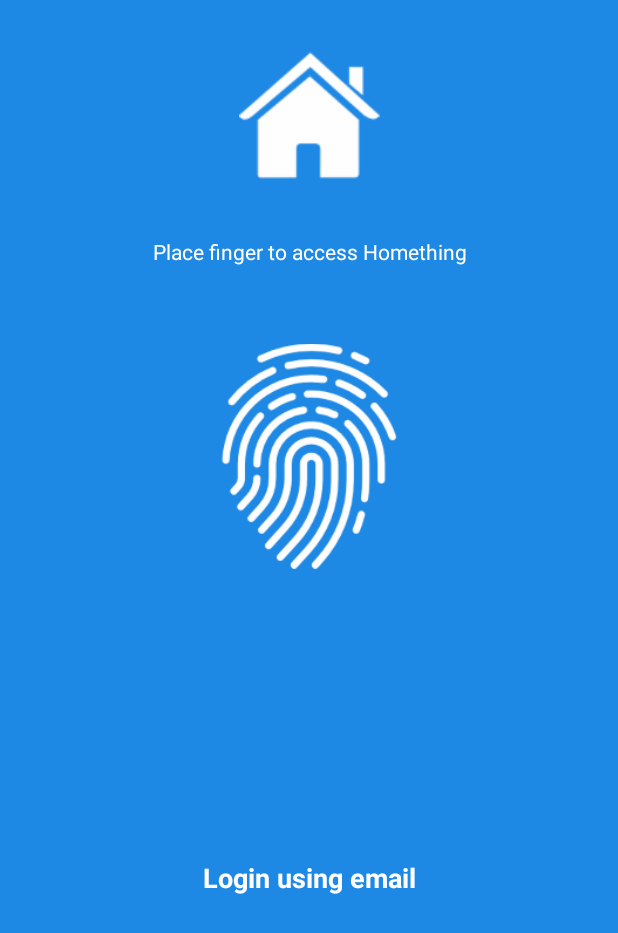
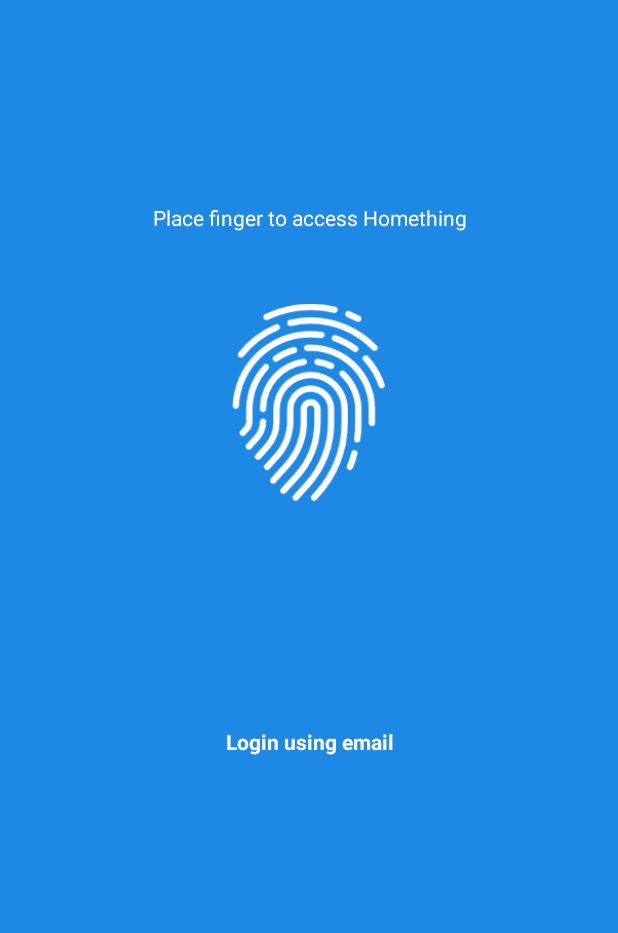
Before and after one commit to xang555/HomethingApp, an Android app: the LoginWithFingerPrintActivity screen opened directly, with no data from a screen before it, on a phone screen of 412 x 824 dp. Shown: the top 933 px of the screen. Run offline under Robolectric (Android 15) with nearby library versions, the phone set to English and light mode, and no system bars; our stand-ins replace ButterKnife, Firebase (no records; nobody signed in at launch, a user with empty details on screens opened directly); libraries missing offline, so code that uses them is left out: com.github.ajalt.reprint; 2 statements that could not run were skipped.

Commit message:
# complete login with fingerprint

```diff
--- a/app/src/main/java/com/xang/laothing/Activity/LoginWithFingerPrintActivity.java
+++ b/app/src/main/java/com/xang/laothing/Activity/LoginWithFingerPrintActivity.java
@@ -38,16 +38,30 @@ public class LoginWithFingerPrintActivity extends AppCompatActivity {
     ProgressBar loadingProgressScanFinger;
     @BindView(R.id.message_label)
     TextView messageLabel;
+    @BindView(R.id.messgae_show_login_with_email)
+    TextView messgaeShowLoginWithEmail;
 
     private FirebaseAuth auth;
+    private Handler mhandle;
+
+    private Runnable runnable = new Runnable() {
+        @Override
+        public void run() {
+            imgCanFinger.setImageResource(R.drawable.fingerprint_max_larg);
+            messageLabel.setText("Scan your fingerprint");
+        }
+    };
 
     @Override
     protected void onCreate(Bundle savedInstanceState) {
         super.onCreate(savedInstanceState);
         setContentView(R.layout.activity_login_with_finger_print);
         ButterKnife.bind(this);
+
         auth = FirebaseAuth.getInstance();
         Reprint.initialize(LoginWithFingerPrintActivity.this);
+        mhandle = new Handler();
+
 
     }
 
@@ -66,16 +80,18 @@ public class LoginWithFingerPrintActivity extends AppCompatActivity {
     }
 
 
-    private void AuthenticationUsingFingerprint(){
+    private void AuthenticationUsingFingerprint() {
 
         Reprint.authenticate(new AuthenticationListener() {
             @Override
             public void onSuccess(int moduleTag) {
+                mhandle.removeCallbacks(runnable);
                 handleScanfingerPrintScuessfully();
             }
 
             @Override
             public void onFailure(AuthenticationFailureReason failureReason, boolean fatal, CharSequence errorMessage, int moduleTag, int errorCode) {
+                mhandle.removeCallbacks(runnable);
                 handleScanfingerPrintFailure(failureReason, errorMessage);
             }
         });
@@ -83,13 +99,19 @@ public class LoginWithFingerPrintActivity extends AppCompatActivity {
     }
 
     private void handleScanfingerPrintFailure(AuthenticationFailureReason failureReason, CharSequence errorMessage) {
+
         imgCanFinger.setImageResource(R.drawable.info_filure);
         messageLabel.setText(errorMessage);
+        if (failureReason != AuthenticationFailureReason.LOCKED_OUT){
+            mhandle.postDelayed(runnable,2000);
+        }
+
     } //scan fingerprint failure
 
     private void handleScanfingerPrintScuessfully() {
 
-        messageLabel.setText("Finger Print is Corrected");
+        messageLabel.setText("sign in ...");
+        messgaeShowLoginWithEmail.setVisibility(View.GONE);
         imgCanFinger.setVisibility(View.GONE);
         loadingProgressScanFinger.setVisibility(View.VISIBLE);
         String email = SharePreferentService.getUserEmail(LoginWithFingerPrintActivity.this);
@@ -126,8 +148,6 @@ public class LoginWithFingerPrintActivity extends AppCompatActivity {
                     @Override
                     public void onResponse(Call<SignUpAndLoginResponse> call, Response<SignUpAndLoginResponse> response) {
 
-                        loadingProgressScanFinger.setVisibility(View.GONE);
-
                         if (response != null && response.isSuccessful()) {
 
                             SignUpAndLoginResponse loginresponse = response.body();
@@ -152,6 +172,7 @@ public class LoginWithFingerPrintActivity extends AppCompatActivity {
     } //login with api
 
     private void handleLoginFailuer(String message) {
+
         loadingProgressScanFinger.setVisibility(View.GONE);
         imgCanFinger.setImageResource(R.drawable.fingerprint_max_larg);
         imgCanFinger.setVisibility(View.VISIBLE);
@@ -163,6 +184,7 @@ public class LoginWithFingerPrintActivity extends AppCompatActivity {
 
     private void handleLoginSuccess(final SignUpAndLoginResponse loginResponse) {
 
+        loadingProgressScanFinger.setVisibility(View.GONE);
         imgCanFinger.setVisibility(View.VISIBLE);
         messageLabel.setTextColor(Color.WHITE);
         messageLabel.setText("Login Successfully");
@@ -174,7 +196,7 @@ public class LoginWithFingerPrintActivity extends AppCompatActivity {
                 SharePreferentService.SaveToken(LoginWithFingerPrintActivity.this, loginResponse.token);
                 gotoMainActivity();
             }
-       },1000);
+        }, 1000);
 
     } //login successfully
 
--- a/app/src/main/res/layout/activity_login_with_finger_print.xml
+++ b/app/src/main/res/layout/activity_login_with_finger_print.xml
@@ -7,43 +7,29 @@
     android:background="@color/colorPrimary"
     tools:context="com.xang.laothing.Activity.LoginWithFingerPrintActivity">
 
-    <ImageView
-        android:id="@+id/imageView4"
-        android:layout_width="94dp"
-        android:layout_height="98dp"
-        app:srcCompat="@drawable/home_icon"
-        app:layout_constraintTop_toTopOf="parent"
-        android:layout_marginTop="28dp"
-        android:layout_marginLeft="8dp"
-        app:layout_constraintLeft_toLeftOf="parent"
-        android:layout_marginRight="8dp"
-        app:layout_constraintRight_toRightOf="parent"
-        app:layout_constraintHorizontal_bias="0.502" />
-
     <TextView
         android:id="@+id/message_label"
         android:layout_width="250dp"
         android:layout_height="wrap_content"
         android:layout_marginLeft="8dp"
         android:layout_marginRight="8dp"
-        android:layout_marginTop="32dp"
         android:ellipsize="none"
         android:maxLines="10"
         android:gravity="center"
         android:scrollHorizontally="false"
         android:text="@string/login_with_fingerprint_label"
         android:textColor="@android:color/white"
-        app:layout_constraintHorizontal_bias="0.503"
         app:layout_constraintLeft_toLeftOf="parent"
         app:layout_constraintRight_toRightOf="parent"
-        app:layout_constraintTop_toBottomOf="@+id/imageView4" />
+        app:layout_constraintTop_toTopOf="parent"
+        android:layout_marginTop="135dp" />
 
     <ImageView
         android:id="@+id/img_can_finger"
-        android:layout_width="150dp"
-        android:layout_height="154dp"
+        android:layout_width="136dp"
+        android:layout_height="131dp"
         app:srcCompat="@drawable/fingerprint_max_larg"
-        android:layout_marginTop="50dp"
+        android:layout_marginTop="48dp"
         app:layout_constraintTop_toBottomOf="@+id/message_label"
         android:layout_marginRight="8dp"
         app:layout_constraintRight_toRightOf="parent"
@@ -60,31 +46,31 @@
         android:layout_marginRight="8dp"
         android:layout_marginTop="8dp"
         android:visibility="gone"
-        app:layout_constraintBottom_toTopOf="@+id/messgae_show"
+        app:layout_constraintBottom_toTopOf="@+id/messgae_show_login_with_email"
         app:layout_constraintLeft_toLeftOf="parent"
         app:layout_constraintRight_toRightOf="parent"
         app:layout_constraintTop_toBottomOf="@+id/message_label"
         app:layout_constraintVertical_bias="0.444" />
 
     <TextView
-        android:id="@+id/messgae_show"
+        android:id="@+id/messgae_show_login_with_email"
         android:layout_width="wrap_content"
         android:layout_height="wrap_content"
+        android:layout_marginBottom="8dp"
         android:layout_marginLeft="8dp"
         android:layout_marginRight="8dp"
         android:layout_marginTop="45dp"
+        android:ellipsize="end"
+        android:maxLines="2"
         android:text="Login using email"
-        android:textSize="18sp"
+        android:textColor="@android:color/white"
+        android:textSize="14sp"
         android:textStyle="bold"
-        android:maxLines="2"
-        android:ellipsize="end"
-        android:textColor="@android:color/white"
+        app:layout_constraintBottom_toBottomOf="parent"
+        app:layout_constraintHorizontal_bias="0.502"
         app:layout_constraintLeft_toLeftOf="parent"
         app:layout_constraintRight_toRightOf="parent"
         app:layout_constraintTop_toBottomOf="@+id/img_can_finger"
-        app:layout_constraintHorizontal_bias="0.502"
-        app:layout_constraintBottom_toBottomOf="parent"
-        android:layout_marginBottom="8dp"
-        app:layout_constraintVertical_bias="0.4" />
+        app:layout_constraintVertical_bias="0.253" />
 
 </android.support.constraint.ConstraintLayout>
```
Also changed, not shown: app/src/main/res/drawable-hdpi/info_filure.png, app/src/main/res/drawable-ldpi/info_filure.png, app/src/main/res/drawable-mdpi/info_filure.png, app/src/main/res/drawable-xhdpi/info_filure.png, app/src/main/res/drawable-xxhdpi/info_filure.png, app/src/main/res/drawable-xxxhdpi/info_filure.png. Lines whose indentation alone changed are shown as unchanged.
